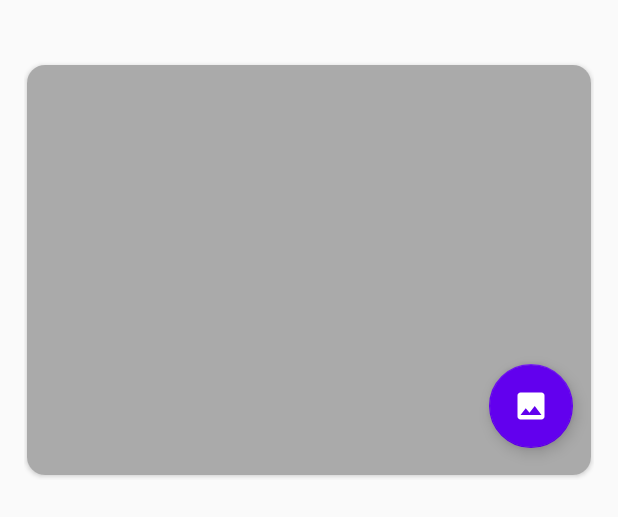
After one commit to vesnell/PhotosphereExifTool, an Android app: the layout content_main.xml on its own in the app's theme, with its tools: preview values and no code run, on a phone screen of 412 x 824 dp. The commit adds this screen. Shown: the top 517 px of the screen. Run offline under Robolectric (Android 15) with nearby library versions, the phone set to English and light mode, and no system bars.

Commit message:
load image from gallery

```diff
--- /dev/null
+++ b/app/src/main/res/drawable/baseline_photo_24.xml
@@ -0,0 +1,11 @@
+<vector xmlns:android="http://schemas.android.com/apk/res/android"
+    xmlns:tools="http://schemas.android.com/tools"
+    android:width="24dp"
+    android:height="24dp"
+    android:viewportWidth="24.0"
+    android:viewportHeight="24.0"
+    android:tint="?attr/colorControlNormal">
+    <path
+        android:fillColor="@android:color/white"
+        android:pathData="M21,19V5c0,-1.1 -0.9,-2 -2,-2H5c-1.1,0 -2,0.9 -2,2v14c0,1.1 0.9,2 2,2h14c1.1,0 2,-0.9 2,-2zM8.5,13.5l2.5,3.01L14.5,12l4.5,6H5l3.5,-4.5z"/>
+</vector>
--- /dev/null
+++ b/app/src/main/res/drawable/outline_cloud_upload_24.xml
@@ -0,0 +1,11 @@
+<vector xmlns:android="http://schemas.android.com/apk/res/android"
+    xmlns:tools="http://schemas.android.com/tools"
+    android:width="24dp"
+    android:height="24dp"
+    android:viewportWidth="24.0"
+    android:viewportHeight="24.0"
+    android:tint="?attr/colorControlNormal">
+    <path
+        android:fillColor="@android:color/white"
+        android:pathData="M19.35,10.04C18.67,6.59 15.64,4 12,4 9.11,4 6.6,5.64 5.35,8.04 2.34,8.36 0,10.91 0,14c0,3.31 2.69,6 6,6h13c2.76,0 5,-2.24 5,-5 0,-2.64 -2.05,-4.78 -4.65,-4.96zM19,18H6c-2.21,0 -4,-1.79 -4,-4 0,-2.05 1.53,-3.76 3.56,-3.97l1.07,-0.11 0.5,-0.95C8.08,7.14 9.94,6 12,6c2.62,0 4.88,1.86 5.39,4.43l0.3,1.5 1.53,0.11c1.56,0.1 2.78,1.41 2.78,2.96 0,1.65 -1.35,3 -3,3zM8,13h2.55v3h2.9v-3H16l-4,-4z"/>
+</vector>
--- a/app/src/main/res/layout/activity_main.xml
+++ b/app/src/main/res/layout/activity_main.xml
@@ -6,6 +6,6 @@
     android:layout_height="match_parent"
     tools:context=".MainActivity">
 
-
+    <include layout="@layout/content_main" />
 
 </androidx.constraintlayout.widget.ConstraintLayout>
--- /dev/null
+++ b/app/src/main/res/layout/content_gallery.xml
@@ -0,0 +1,33 @@
+<?xml version="1.0" encoding="utf-8"?>
+<androidx.cardview.widget.CardView xmlns:android="http://schemas.android.com/apk/res/android"
+    xmlns:app="http://schemas.android.com/apk/res-auto"
+    xmlns:tools="http://schemas.android.com/tools"
+    android:layout_width="match_parent"
+    android:layout_height="280dp"
+    android:layout_marginTop="24dp"
+    app:cardCornerRadius="12dp"
+    app:cardPreventCornerOverlap="false"
+    app:cardUseCompatPadding="true"
+    tools:context=".MainActivity"
+    tools:showIn="@layout/activity_main">
+
+    <RelativeLayout
+        android:layout_width="match_parent"
+        android:layout_height="match_parent">
+
+        <androidx.appcompat.widget.AppCompatImageView
+            android:id="@+id/imgGallery"
+            android:layout_width="match_parent"
+            android:layout_height="match_parent"
+            android:background="@color/darker_gray"
+            android:scaleType="centerCrop" />
+
+    </RelativeLayout>
+
+    <com.google.android.material.floatingactionbutton.FloatingActionButton
+        android:id="@+id/fab_add_gallery_photo"
+        android:onClick="pickGalleryImage"
+        app:srcCompat="@drawable/baseline_photo_24"
+        style="@style/FabStyle" />
+
+</androidx.cardview.widget.CardView>
--- /dev/null
+++ b/app/src/main/res/layout/content_main.xml
@@ -0,0 +1,28 @@
+<?xml version="1.0" encoding="utf-8"?>
+<LinearLayout xmlns:android="http://schemas.android.com/apk/res/android"
+    xmlns:app="http://schemas.android.com/apk/res-auto"
+    xmlns:tools="http://schemas.android.com/tools"
+    android:layout_width="match_parent"
+    android:layout_height="match_parent"
+    android:orientation="vertical"
+    app:layout_behavior="@string/appbar_scrolling_view_behavior"
+    tools:context=".MainActivity"
+    tools:showIn="@layout/activity_main">
+
+    <androidx.core.widget.NestedScrollView
+        android:layout_width="match_parent"
+        android:layout_height="wrap_content">
+
+        <LinearLayout
+            android:layout_width="match_parent"
+            android:layout_height="wrap_content"
+            android:padding="16dp"
+            android:orientation="vertical">
+
+            <include layout="@layout/content_gallery" />
+
+        </LinearLayout>
+
+    </androidx.core.widget.NestedScrollView>
+
+</LinearLayout>
--- a/app/src/main/res/values/colors.xml
+++ b/app/src/main/res/values/colors.xml
@@ -3,4 +3,8 @@
     <color name="colorPrimary">#6200EE</color>
     <color name="colorPrimaryDark">#3700B3</color>
     <color name="colorAccent">#03DAC5</color>
+
+    <color name="white">@android:color/white</color>
+    <color name="darker_gray">@android:color/darker_gray</color>
+
 </resources>
--- a/app/src/main/res/values/styles.xml
+++ b/app/src/main/res/values/styles.xml
@@ -7,4 +7,20 @@
         <item name="colorAccent">@color/colorAccent</item>
     </style>
 
+    <style name="FabStyle">
+        <item name="android:layout_width">wrap_content</item>
+        <item name="android:layout_height">wrap_content</item>
+        <item name="android:layout_gravity">end|bottom</item>
+        <item name="srcCompat">@drawable/outline_cloud_upload_24</item>
+        <item name="backgroundTint">@color/colorPrimary</item>
+        <item name="tint">@color/white</item>
+        <item name="useCompatPadding">true</item>
+    </style>
+
+    <style name="ImageButtonStyle">
+        <item name="android:layout_width">48dp</item>
+        <item name="android:layout_height">48dp</item>
+        <item name="android:scaleType">centerInside</item>
+        <item name="android:tint">@color/darker_gray</item>
+    </style>
 </resources>
```
Also changed, not shown: app/build.gradle (+10 -3 lines), app/src/main/java/com/alek/photosphereexiftool/ImageViewExtension.kt (added, +25 -0 lines), app/src/main/java/com/alek/photosphereexiftool/MainActivity.kt (+43 -25 lines), app/src/main/res/drawable/outline_code_24.xml (added, +10 -0 lines).
